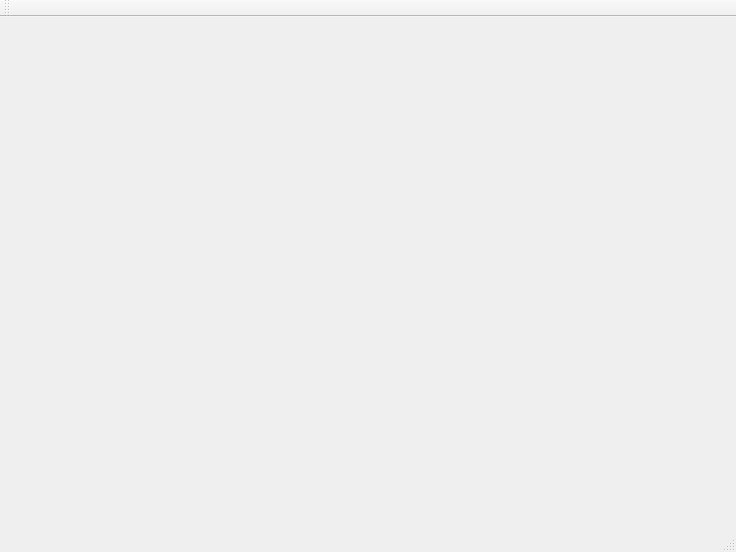
Old version of the form mainwindow.ui in the repository qmfkdldks/Moracano.
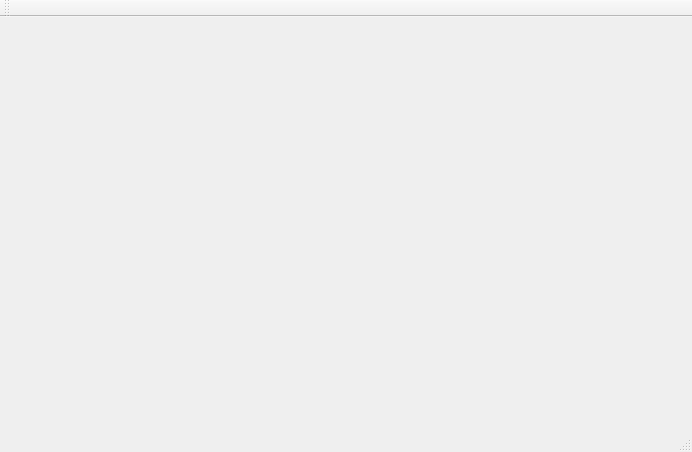
New version of the form.

Commit message: Added SearchEditor feature. It searches the meaning in the web and pate it right after the textcursor exists.

Diff of the .ui file:
```diff
--- a/mainwindow.ui
+++ b/mainwindow.ui
@@ -6,8 +6,8 @@
    <rect>
     <x>0</x>
     <y>0</y>
-    <width>736</width>
-    <height>552</height>
+    <width>692</width>
+    <height>452</height>
    </rect>
   </property>
   <property name="windowTitle">
@@ -17,23 +17,7 @@
    <string notr="true"/>
   </property>
   <widget class="QWidget" name="centralWidget">
-   <layout class="QGridLayout" name="gridLayout_2">
-    <property name="leftMargin">
-     <number>2</number>
-    </property>
-    <property name="topMargin">
-     <number>2</number>
-    </property>
-    <property name="rightMargin">
-     <number>2</number>
-    </property>
-    <property name="bottomMargin">
-     <number>2</number>
-    </property>
-    <property name="spacing">
-     <number>1</number>
-    </property>
-   </layout>
+   <layout class="QGridLayout" name="gridLayout"/>
   </widget>
   <widget class="QMenuBar" name="menuBar">
    <property name="geometry">
```
Left out of the diff: 2 changed lines with no effect on the pictures. The commit also changes 13 other files.
